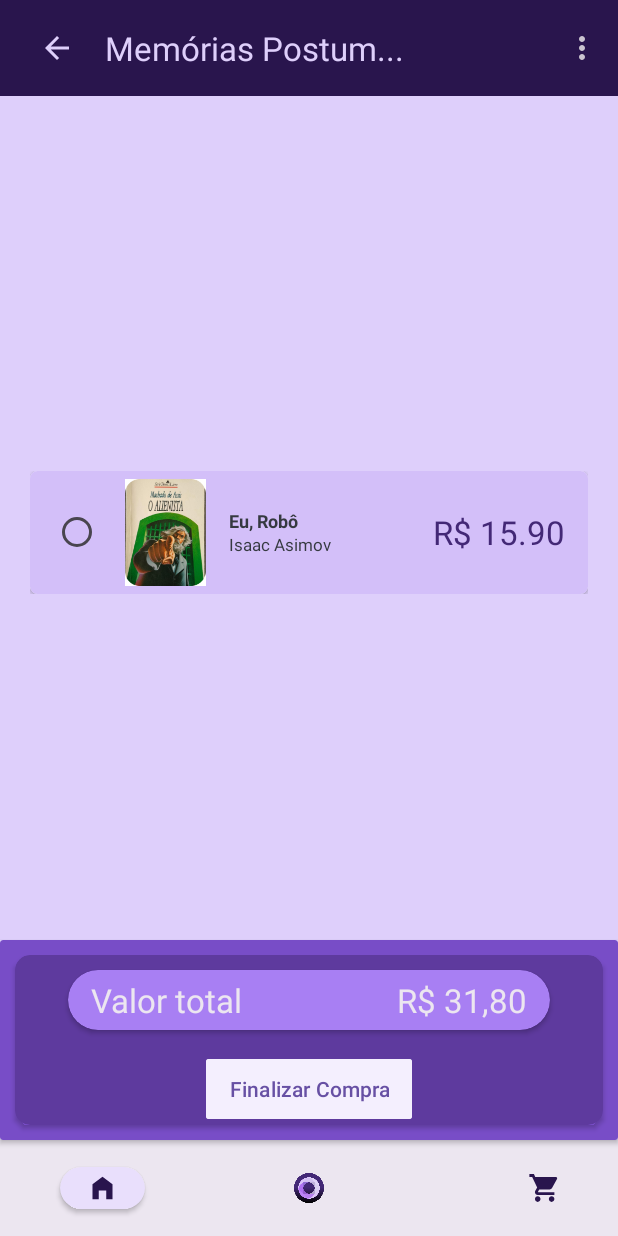
After one commit to larasouzabr/obes-app, an Android app: the CartPage screen opened directly, with no data from a screen before it, on a phone screen of 412 x 824 dp. The commit adds this screen. Run offline under Robolectric (Android 15) with nearby library versions, the light colour scheme and no system bars; our stand-ins replace navigation-ui; 5 statements that could not run were skipped.

Commit message:
created cart page

```diff
--- a/app/src/main/AndroidManifest.xml
+++ b/app/src/main/AndroidManifest.xml
@@ -12,6 +12,11 @@
         android:supportsRtl="true"
         android:theme="@style/Theme.Obes"
         tools:targetApi="31">
+        <activity
+            android:name=".CartPage"
+            android:exported="false"
+            android:label="@string/title_activity_cart_page"
+            android:theme="@style/Theme.Obes" />
         <activity
             android:name=".InformationUserPage"
             android:exported="false" />
--- /dev/null
+++ b/app/src/main/java/com/example/obes/CartPage.java
@@ -0,0 +1,53 @@
+package com.example.obes;
+
+import android.os.Bundle;
+
+import com.google.android.material.snackbar.Snackbar;
+
+import androidx.appcompat.app.AppCompatActivity;
+
+import android.view.View;
+
+import androidx.core.view.WindowCompat;
+import androidx.navigation.NavController;
+import androidx.navigation.Navigation;
+import androidx.navigation.ui.AppBarConfiguration;
+import androidx.navigation.ui.NavigationUI;
+
+import com.example.obes.databinding.ActivityCartPageBinding;
+
+public class CartPage extends AppCompatActivity {
+
+    private AppBarConfiguration appBarConfiguration;
+    private ActivityCartPageBinding binding;
+
+    @Override
+    protected void onCreate(Bundle savedInstanceState) {
+        super.onCreate(savedInstanceState);
+
+        binding = ActivityCartPageBinding.inflate(getLayoutInflater());
+        setContentView(binding.getRoot());
+
+        setSupportActionBar(binding.toolbar);
+
+        NavController navController = Navigation.findNavController(this, R.id.nav_host_fragment_content_cart_page);
+        appBarConfiguration = new AppBarConfiguration.Builder(navController.getGraph()).build();
+        NavigationUI.setupActionBarWithNavController(this, navController, appBarConfiguration);
+
+        binding.fab.setOnClickListener(new View.OnClickListener() {
+            @Override
+            public void onClick(View view) {
+                Snackbar.make(view, "Replace with your own action", Snackbar.LENGTH_LONG)
+                        .setAnchorView(R.id.fab)
+                        .setAction("Action", null).show();
+            }
+        });
+    }
+
+    @Override
+    public boolean onSupportNavigateUp() {
+        NavController navController = Navigation.findNavController(this, R.id.nav_host_fragment_content_cart_page);
+        return NavigationUI.navigateUp(navController, appBarConfiguration)
+                || super.onSupportNavigateUp();
+    }
+}
--- /dev/null
+++ b/app/src/main/res/layout/activity_cart_page.xml
@@ -0,0 +1,28 @@
+<androidx.coordinatorlayout.widget.CoordinatorLayout xmlns:android="http://schemas.android.com/apk/res/android" xmlns:app="http://schemas.android.com/apk/res-auto" xmlns:tools="http://schemas.android.com/tools" android:layout_width="match_parent" android:layout_height="match_parent" tools:context=".CartPage" android:background="@color/purple_150">
+    <LinearLayout android:layout_width="match_parent" android:layout_height="match_parent" android:orientation="vertical">
+        <com.google.android.material.appbar.AppBarLayout android:layout_width="match_parent" android:layout_height="wrap_content">
+            <include android:id="@+id/menu_top" layout="@layout/menu_top_page_book" android:layout_width="match_parent" android:layout_height="match_parent"/>
+        </com.google.android.material.appbar.AppBarLayout>
+        <ScrollView android:contentDescription="@string/appbar_scrolling_view_behavior" android:layout_width="match_parent" android:layout_height="wrap_content" android:layout_marginStart="20dp" android:layout_marginEnd="20dp" android:layout_marginTop="20dp" android:layout_weight="1">
+            <LinearLayout android:layout_width="match_parent" android:layout_height="wrap_content" android:orientation="vertical" android:layout_gravity="center">
+                <include app:layout_constraintStart_toStartOf="parent" app:layout_constraintTop_toTopOf="parent" app:layout_constraintBottom_toBottomOf="parent" layout="@layout/item_cart" android:layout_width="match_parent" android:layout_height="wrap_content"/>
+            </LinearLayout>
+        </ScrollView>
+        <androidx.cardview.widget.CardView android:layout_width="match_parent" android:layout_height="wrap_content" android:backgroundTint="@color/purple_600">
+            <androidx.cardview.widget.CardView android:layout_width="match_parent" android:layout_height="wrap_content" android:backgroundTint="@color/purple_700" android:layout_margin="10dp" app:cardCornerRadius="10dp">
+                <LinearLayout android:layout_width="match_parent" android:layout_height="wrap_content" android:orientation="vertical">
+                    <androidx.cardview.widget.CardView android:layout_width="match_parent" android:layout_height="wrap_content" android:backgroundTint="@color/purple_400" android:layout_marginStart="35dp" android:layout_marginEnd="35dp" android:layout_marginTop="10dp" app:cardCornerRadius="50dp">
+                        <LinearLayout android:layout_width="match_parent" android:layout_height="wrap_content" android:orientation="horizontal" android:paddingStart="15dp" android:paddingEnd="15dp" android:paddingTop="5dp" android:paddingBottom="5dp">
+                            <TextView android:layout_width="wrap_content" android:layout_height="wrap_content" android:text="Valor total" android:textSize="22sp" android:textColor="@color/white" android:layout_weight="1"/>
+                            <TextView android:id="@+id/price_total" android:layout_width="wrap_content" android:layout_height="wrap_content" android:text="R$ 31,80" android:textSize="22sp" android:textColor="@color/white"/>
+                        </LinearLayout>
+                    </androidx.cardview.widget.CardView>
+                    <Button android:id="@+id/button_buy" android:layout_width="wrap_content" android:layout_height="wrap_content" android:backgroundTint="@color/purple_50" android:layout_gravity="center" android:paddingStart="15dp" android:paddingEnd="15dp" android:layout_marginTop="15dp" android:text="Finalizar Compra" android:textAllCaps="false" android:textColor="@color/purple" app:cornerRadius="2dp"/>
+                </LinearLayout>
+            </androidx.cardview.widget.CardView>
+        </androidx.cardview.widget.CardView>
+        <com.google.android.material.appbar.AppBarLayout android:id="@+id/bar_menu_fixed" android:layout_width="match_parent" android:layout_height="wrap_content">
+            <include android:id="@+id/menu_bottom" layout="@layout/menu_bottom" android:layout_width="match_parent" android:layout_height="match_parent"/>
+        </com.google.android.material.appbar.AppBarLayout>
+    </LinearLayout>
+</androidx.coordinatorlayout.widget.CoordinatorLayout>
--- /dev/null
+++ b/app/src/main/res/layout/item_cart.xml
@@ -0,0 +1,13 @@
+<androidx.cardview.widget.CardView xmlns:android="http://schemas.android.com/apk/res/android" xmlns:app="http://schemas.android.com/apk/res-auto" android:layout_width="match_parent" android:layout_height="match_parent" app:cardCornerRadius="5dp">
+    <LinearLayout android:layout_width="match_parent" android:layout_height="wrap_content" android:orientation="horizontal" android:background="@color/purple_200">
+        <RadioGroup android:id="@+id/rg_item_cart" android:layout_width="match_parent" android:layout_height="wrap_content" android:orientation="horizontal" android:layout_marginTop="5dp" android:layout_marginBottom="5dp" android:paddingEnd="15dp" android:paddingStart="15dp">
+            <RadioButton android:layout_width="wrap_content" android:layout_height="wrap_content" android:layout_gravity="center"/>
+            <ImageView android:id="@+id/cover_book" android:layout_width="54dp" android:layout_height="71dp" android:src="@drawable/cover_book1"/>
+            <LinearLayout android:layout_width="wrap_content" android:layout_height="wrap_content" android:orientation="vertical" android:layout_marginStart="15dp" android:layout_gravity="center" android:layout_weight="1">
+                <TextView android:id="@+id/title_book" android:layout_width="wrap_content" android:layout_height="wrap_content" android:text="Eu, Robô" android:textSize="12sp" android:textColor="@color/black" android:textStyle="bold"/>
+                <TextView android:id="@+id/author_book" android:layout_width="wrap_content" android:layout_height="wrap_content" android:text="Isaac Asimov" android:textSize="11sp" android:textColor="@color/black"/>
+            </LinearLayout>
+            <TextView android:id="@+id/price_book" android:layout_width="wrap_content" android:layout_height="wrap_content" android:layout_gravity="center" android:text="R$ 15.90" android:textSize="22sp" android:textColor="@color/purple_800"/>
+        </RadioGroup>
+    </LinearLayout>
+</androidx.cardview.widget.CardView>
--- a/app/src/main/res/values/strings.xml
+++ b/app/src/main/res/values/strings.xml
@@ -56,4 +56,5 @@
         libero vel nunc consequat, quis tincidunt nisl eleifend. Cras bibendum enim a justo luctus
         vestibulum. Fusce dictum libero quis erat maximus, vitae volutpat diam dignissim.
     </string>
+    <string name="title_activity_cart_page">CartPage</string>
 </resources>
```
Also changed, not shown: app/src/main/java/com/example/obes/FirstFragment.java (added, +47 -0 lines), app/src/main/java/com/example/obes/SecondFragment.java (added, +47 -0 lines), app/src/main/res/navigation/nav_graph2.xml (added, +28 -0 lines).
